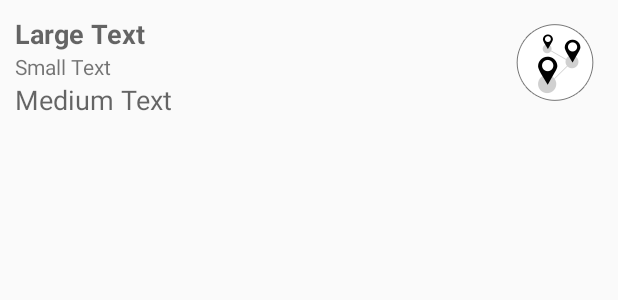
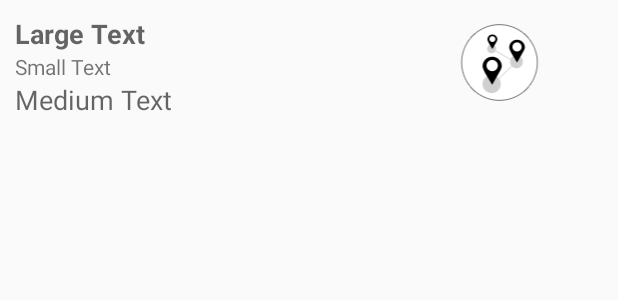
Before and after one commit to hacklabcbba/TelartesApp, an Android app: the layout noticia_item.xml on its own in the app's theme, with its tools: preview values and no code run, on a phone screen of 412 x 824 dp. Shown: the top 300 px of the screen. Run offline under Robolectric (Android 15) with nearby library versions, the phone set to English and light mode, and no system bars.

Commit message:
subiendo apk

```diff
--- a/app/src/main/java/com/b_tree/telartes/principal/NoticiaActivity.java
+++ b/app/src/main/java/com/b_tree/telartes/principal/NoticiaActivity.java
@@ -54,7 +54,7 @@ public class NoticiaActivity extends BaseTelartesActivity {
 
 //        noticias = new NoticiasService(this) {
 //            @Override
-//            public void onSuccessObtenerNoticias(List<Noticia> noticias) {
+//            public void onSuccessObtenerConvocatoria(List<Noticia> noticias) {
 //                noticiasList = new ArrayList<>();
 //                noticiasList = noticias;
 //                noticiaAdapter = new AgendaAdapter(getBaseContext(), noticias);
--- a/app/src/main/res/layout/noticia_item.xml
+++ b/app/src/main/res/layout/noticia_item.xml
@@ -1,20 +1,22 @@
 <?xml version="1.0" encoding="utf-8"?>
 <LinearLayout xmlns:android="http://schemas.android.com/apk/res/android"
     android:layout_width="match_parent"
-    android:layout_height="match_parent"
+    android:layout_height="wrap_content"
     android:orientation="vertical"
-    android:padding="10dp">
+    android:padding="10dp"
+    >
     <LinearLayout
         android:layout_width="match_parent"
-        android:layout_height="wrap_content"
-        android:orientation="horizontal">
+        android:layout_height="match_parent"
+        android:orientation="horizontal"
+
+        android:weightSum="3">
 
 
-          <LinearLayout
-        android:layout_width="0dp"
-        android:layout_weight="1"
-        android:layout_height="wrap_content"
-        android:orientation="vertical">
+        <LinearLayout
+            android:layout_width="254dp"
+            android:layout_height="wrap_content"
+            android:orientation="vertical">
 
         <TextView
             android:id="@+id/lbl_titulo"
@@ -40,7 +42,7 @@
     </LinearLayout>
         <ImageView
             android:id="@+id/img_noticia"
-            android:layout_width="wrap_content"
+            android:layout_width="match_parent"
             android:layout_height="wrap_content"
             android:layout_margin="5dp"
             android:src="@mipmap/ruta"/>
```
Also changed, not shown: app/src/main/java/com/b_tree/telartes/rest/AgendaService.java (added, +73 -0 lines), app/src/main/java/com/b_tree/telartes/rest/CategoriaService.java (added, +7 -0 lines), app/src/main/java/com/b_tree/telartes/rest/ConvocatoriaService.java (added, +73 -0 lines), 3197 other files.
